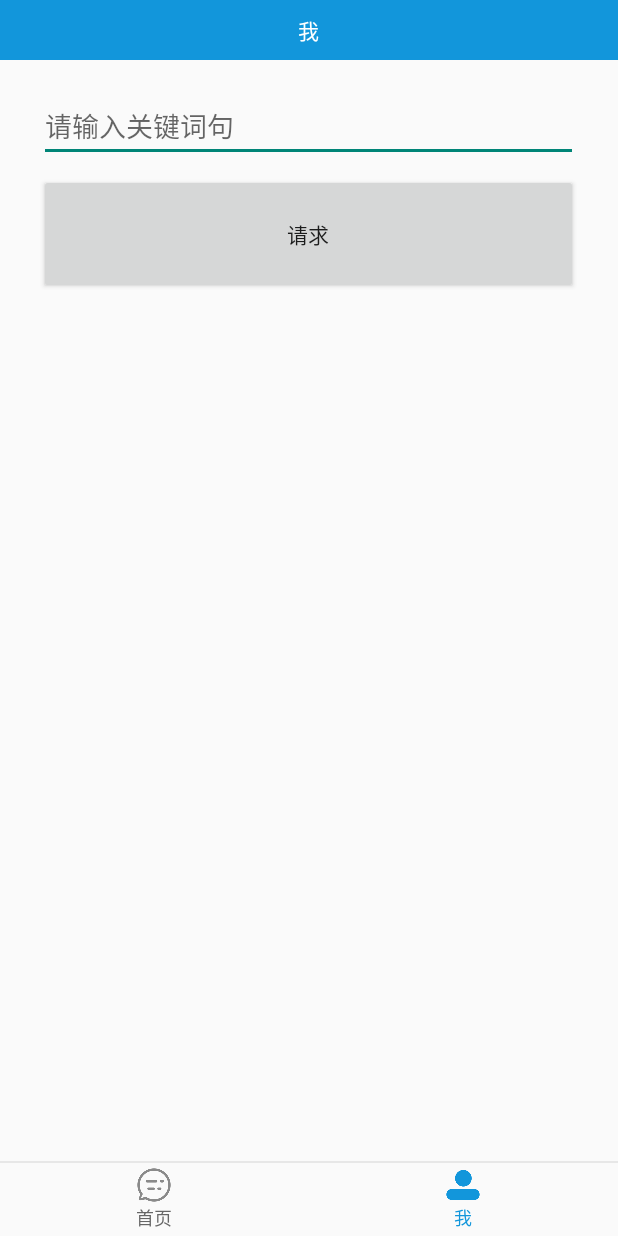
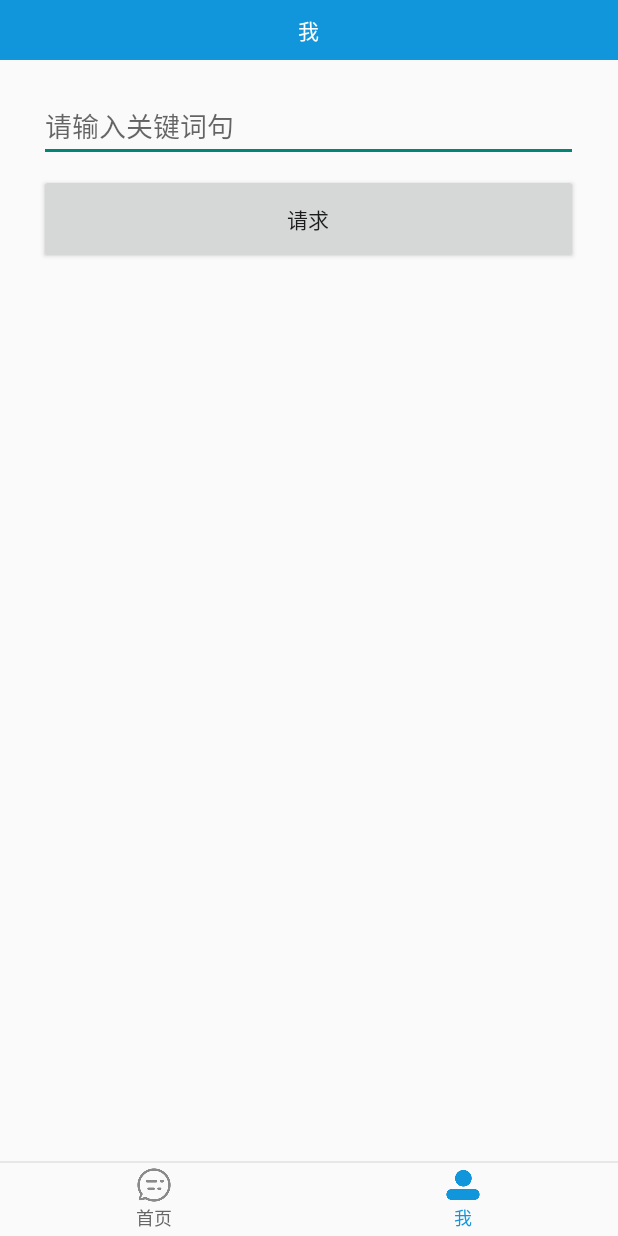
Before and after one commit to zouyi777/AnCommonAppNLP, an Android app: the screen it shows after launch (MainActivity), item 2 of the bottom bar chosen, on a phone screen of 412 x 824 dp. Run offline under Robolectric (Android 15) with nearby library versions, the phone set to English and light mode, and no system bars; libraries missing offline, so code that uses them is left out: retrofit2.adapter.rxjava, rx.android.schedulers, rx.schedulers.

Commit message:
优化一下界面样式

```diff
--- a/app/src/main/res/layout/fragment_my.xml
+++ b/app/src/main/res/layout/fragment_my.xml
@@ -21,7 +21,7 @@
     <Button
         android:id="@+id/btn_request"
         android:layout_width="359dp"
-        android:layout_height="80dp"
+        android:layout_height="60dp"
         android:layout_alignParentTop="true"
         android:layout_centerHorizontal="true"
         android:layout_marginTop="76dp"
@@ -31,8 +31,11 @@
         android:id="@+id/tv_dispaly"
         android:layout_width="352dp"
         android:layout_height="100dp"
+        android:textSize="20sp"
+        android:textColor="@color/colorLoad"
         android:layout_alignParentTop="true"
         android:layout_centerHorizontal="true"
-        android:layout_marginTop="167dp" />
+        android:layout_marginTop="167dp"
+        android:gravity="center"/>
 
 </RelativeLayout>
```
